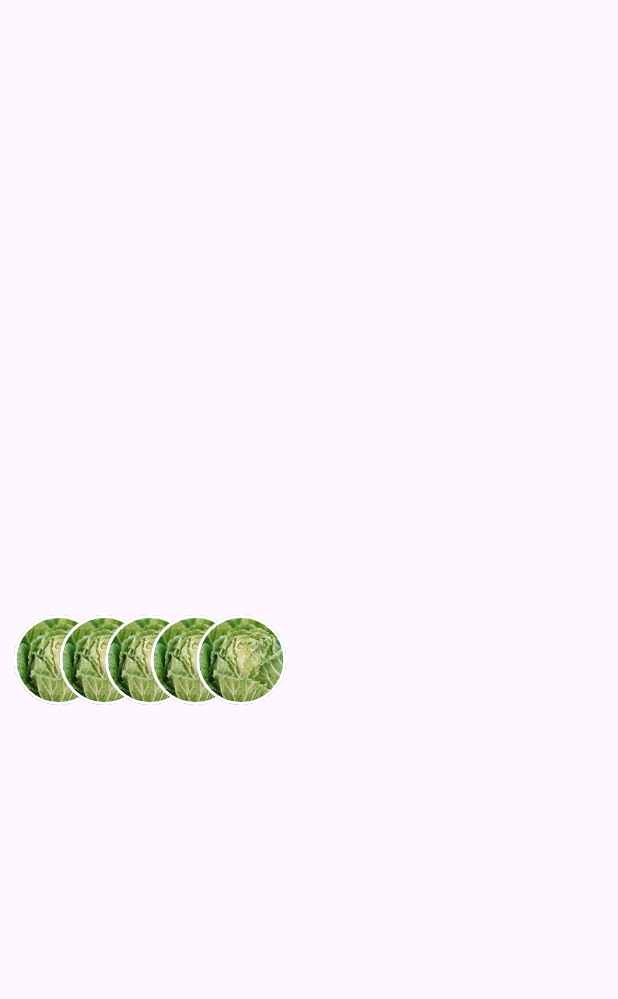
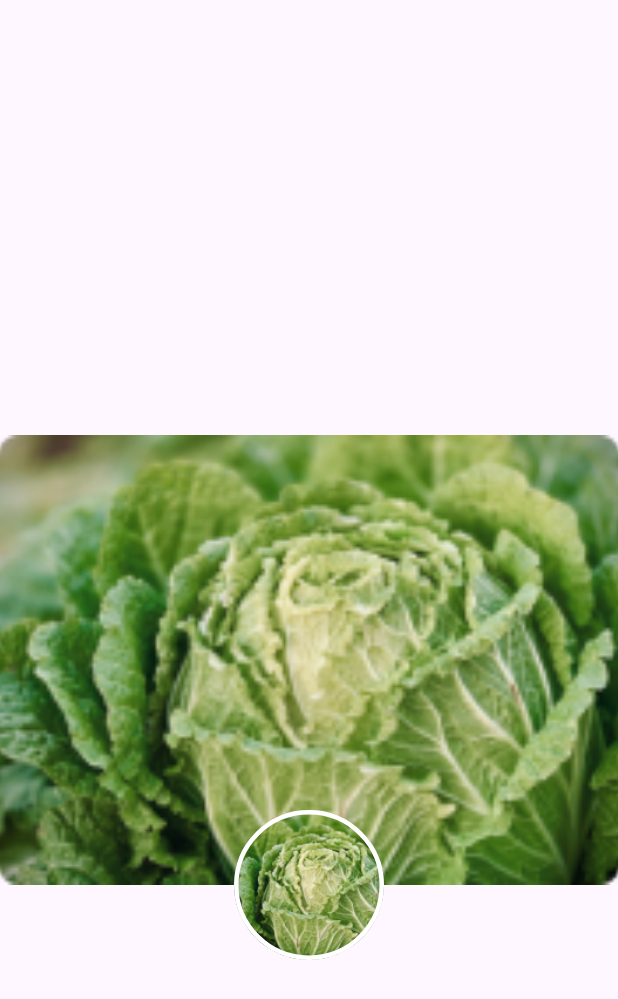
Before and after one commit to Inoyatovlee/Flutter-widgets, a Flutter app: the screen it shows after launch, on a phone screen of 412 x 824 dp. Shown: the top 999 px of the screen. Run offline on Flutter 3.47's test engine with Material 3 defaults, Android fonts, the phone set to English and light mode, and no system bars; our stand-ins replace fl_chart, permission_handler.

Commit message:
Positioned Page

```diff
--- a/lib/main.dart
+++ b/lib/main.dart
@@ -11,6 +11,7 @@ import 'package:flutter_widgets/widgets/Fl_ChardPage3.dart';
 import 'package:flutter_widgets/widgets/FlexiblePage.dart';
 import 'package:flutter_widgets/widgets/ImagePage.dart';
 import 'package:flutter_widgets/widgets/Padding.dart';
+import 'package:flutter_widgets/widgets/PositionedPage.dart';
 import 'package:flutter_widgets/widgets/Rich.Text.dart';
 import 'package:flutter_widgets/widgets/RowPage.dart';
 import 'package:flutter_widgets/widgets/RowaColumn.dart';
@@ -46,7 +47,7 @@ class MyApp extends StatelessWidget {
         colorScheme: ColorScheme.fromSeed(seedColor: Colors.deepPurple),
         useMaterial3: true,
       ),
-      home: const Align_Page(),
+      home: const PositionedPage(),
     );
   }
 }
--- /dev/null
+++ b/lib/widgets/PositionedPage.dart
@@ -0,0 +1,98 @@
+import 'package:flutter/cupertino.dart';
+import 'package:flutter/material.dart';
+import 'package:flutter/widgets.dart';
+import 'package:flutter_widgets/config/img.dart';
+
+class PositionedPage extends StatefulWidget {
+  const PositionedPage({super.key});
+
+  @override
+  State<PositionedPage> createState() => _PositionedPageState();
+}
+
+class _PositionedPageState extends State<PositionedPage> {
+  @override
+  Widget build(BuildContext context) {
+    return Scaffold(
+      appBar: AppBar(),
+      body: Center(
+        child: Stack(
+          clipBehavior: Clip.none,
+          children: [
+            //
+            SizedBox(
+                width: double.infinity,
+                height: 300,
+                child: Image.asset(AppIcon.media8, fit: BoxFit.cover)),
+            //
+            Positioned(
+              bottom: -50,
+              left: MediaQuery.of(context).size.width / 2 - 50,
+              child: Container(
+                width: 100,
+                height: 100,
+                decoration: BoxDecoration(
+                  shape: BoxShape.circle,
+                  image: DecorationImage(
+                    image: AssetImage(AppIcon.media8),
+                    fit: BoxFit.cover,
+                  ),
+                  border: Border.all(color: Colors.white, width: 3),
+                ),
+              ),
+            )
+            //
+          ],
+        ),
+      ),
+    );
+  }
+}
+
+/*
+        Stack(
+          clipBehavior: Clip.none,
+          children: [
+            //
+            Container(
+              width: 300,
+              height: 300,
+              color: Colors.blue,
+            ),
+            //
+            Positioned(
+              left: -50, // -50
+              top: -20, // -20
+              child: Container(
+                width: 100,
+                height: 100,
+                color: Colors.amber,
+              ),
+            )
+            //
+          ],
+        ),
+*/
+
+//
+
+/*
+Stack(
+          children: [
+            Container(
+              width: 300,
+              height: 300,
+              color: Colors.blue,
+            ),
+            Positioned(
+              left: 70,
+              top: 20,
+              child: Container(
+                width: 100,
+                height: 100,
+                color: Colors.amber,
+              ),
+            )
+          ],
+        ),
+*/
```
